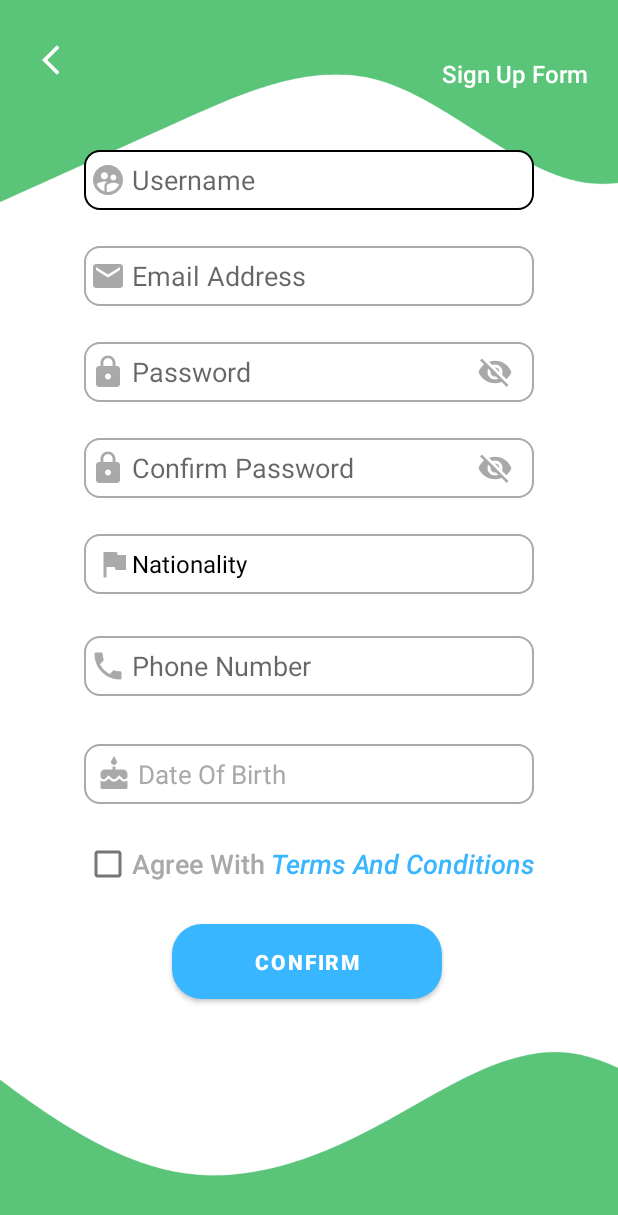
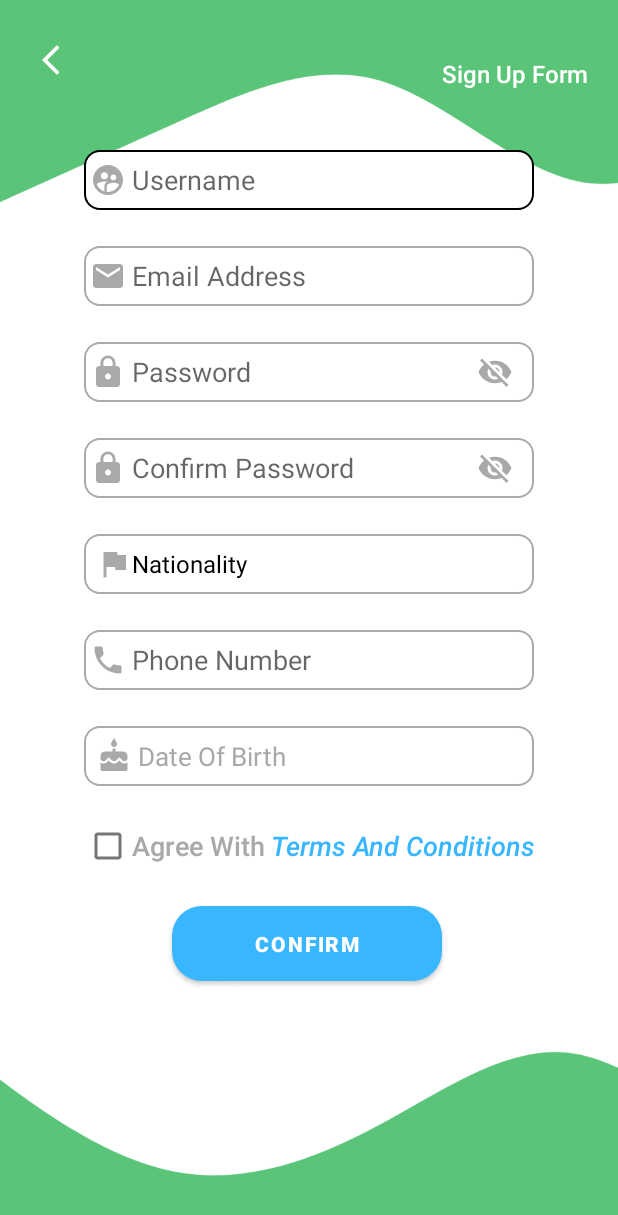
Before and after one commit to HolyPotatoess/Ecolution, an Android app: the RegisterActivity screen opened directly, with no data from a screen before it, on a phone screen of 412 x 824 dp. Shown: the top 1215 px of the screen. Run offline under Robolectric (Android 15) with nearby library versions, the phone set to English and light mode, and no system bars; our stand-ins replace Firebase (no records; nobody signed in at launch, a user with empty details on screens opened directly).

Commit message:
Done My part

```diff
--- a/app/src/main/res/layout/activity_register.xml
+++ b/app/src/main/res/layout/activity_register.xml
@@ -84,7 +84,7 @@
         android:id="@+id/date_of_birth"
         android:layout_width="300dp"
         android:layout_height="40dp"
-        android:layout_marginTop="32dp"
+        android:layout_marginTop="24dp"
         android:background="@drawable/custom_input"
         android:drawableLeft="@drawable/ic_cake"
         android:drawablePadding="4dp"
@@ -170,7 +170,7 @@
         android:id="@+id/signup_phone_number"
         android:layout_width="300dp"
         android:layout_height="40dp"
-        android:layout_marginTop="28dp"
+        android:layout_marginTop="24dp"
         android:background="@drawable/custom_input"
         android:drawableLeft="@drawable/ic_phone"
         android:drawablePadding="4dp"
```
